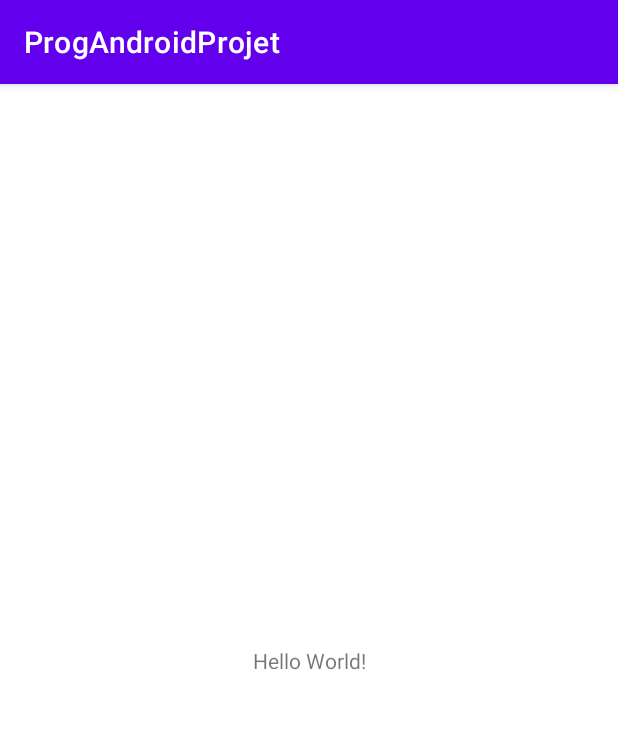
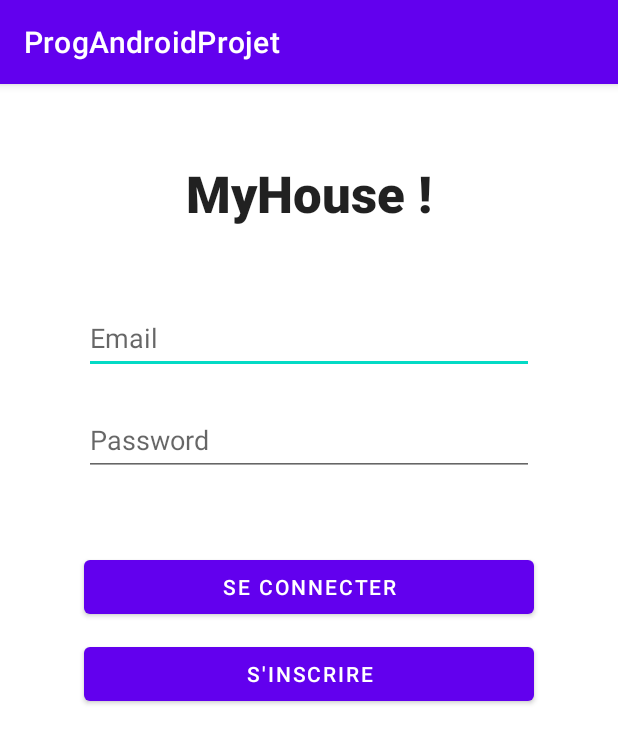
Before and after one commit to zlRavenS/ProgAndroidProjet, an Android app: the screen it shows after launch (MainActivity), on a phone screen of 412 x 824 dp. Shown: the top 743 px of the screen. Run offline under Robolectric (Android 15) with nearby library versions, the phone set to English and light mode, and no system bars.

Commit message:
Première Activity

```diff
--- a/app/src/main/AndroidManifest.xml
+++ b/app/src/main/AndroidManifest.xml
@@ -10,6 +10,12 @@
         android:supportsRtl="true"
         android:theme="@style/Theme.ProgAndroidProjet">
         <activity
+            android:name=".CapteursActivity"
+            android:exported="false" />
+        <activity
+            android:name=".RoomsActivity"
+            android:exported="false" />
+        <activity
             android:name=".MainActivity"
             android:exported="true">
             <intent-filter>
--- a/app/src/main/res/layout/activity_main.xml
+++ b/app/src/main/res/layout/activity_main.xml
@@ -7,12 +7,67 @@
     tools:context=".MainActivity">
 
     <TextView
+        android:id="@+id/textView"
         android:layout_width="wrap_content"
         android:layout_height="wrap_content"
-        android:text="Hello World!"
-        app:layout_constraintBottom_toBottomOf="parent"
-        app:layout_constraintLeft_toLeftOf="parent"
-        app:layout_constraintRight_toRightOf="parent"
+        android:layout_marginTop="50dp"
+        android:clickable="false"
+        android:fontFamily="sans-serif-black"
+        android:text="MyHouse !"
+        android:textAppearance="@style/TextAppearance.AppCompat.Large"
+        android:textSize="34sp"
+        app:layout_constraintEnd_toEndOf="parent"
+        app:layout_constraintHorizontal_bias="0.5"
+        app:layout_constraintStart_toStartOf="parent"
         app:layout_constraintTop_toTopOf="parent" />
 
+    <EditText
+        android:id="@+id/txt_mail"
+        android:layout_width="300dp"
+        android:layout_height="wrap_content"
+        android:layout_marginTop="50dp"
+        android:ems="10"
+        android:hint="Email"
+        android:inputType="textEmailAddress"
+        android:minHeight="48dp"
+        app:layout_constraintEnd_toEndOf="parent"
+        app:layout_constraintHorizontal_bias="0.5"
+        app:layout_constraintStart_toStartOf="parent"
+        app:layout_constraintTop_toBottomOf="@+id/textView" />
+
+    <EditText
+        android:id="@+id/txt_password"
+        android:layout_width="300dp"
+        android:layout_height="wrap_content"
+        android:layout_marginTop="20dp"
+        android:ems="10"
+        android:hint="Password"
+        android:inputType="textPassword"
+        android:minHeight="48dp"
+        app:layout_constraintEnd_toEndOf="parent"
+        app:layout_constraintHorizontal_bias="0.5"
+        app:layout_constraintStart_toStartOf="parent"
+        app:layout_constraintTop_toBottomOf="@+id/txt_mail" />
+
+    <Button
+        android:id="@+id/button_connexion"
+        android:layout_width="300dp"
+        android:layout_height="wrap_content"
+        android:layout_marginTop="50dp"
+        android:text="Se Connecter"
+        app:layout_constraintEnd_toEndOf="parent"
+        app:layout_constraintHorizontal_bias="0.5"
+        app:layout_constraintStart_toStartOf="parent"
+        app:layout_constraintTop_toBottomOf="@+id/txt_password" />
+
+    <Button
+        android:id="@+id/button_sinscrire"
+        android:layout_width="300dp"
+        android:layout_height="wrap_content"
+        android:layout_marginTop="10dp"
+        android:text="S'inscrire"
+        app:layout_constraintEnd_toEndOf="parent"
+        app:layout_constraintHorizontal_bias="0.5"
+        app:layout_constraintStart_toStartOf="parent"
+        app:layout_constraintTop_toBottomOf="@+id/button_connexion" />
 </androidx.constraintlayout.widget.ConstraintLayout>
```
Also changed, not shown: app/src/main/java/com/remilefaivre/projet/CapteursActivity.java (added, +14 -0 lines), app/src/main/java/com/remilefaivre/projet/RoomsActivity.java (added, +14 -0 lines), app/src/main/res/layout/activity_capteurs.xml (added, +9 -0 lines), app/src/main/res/layout/activity_rooms.xml (added, +9 -0 lines), 1 other file.
